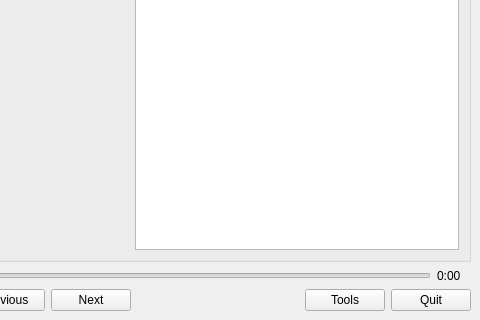
First picture: the form in src/ui/main.ui, repository vanzin/folderme, before the edit; both pictures show x 216 to 696 and y 197 to 517 of the 696 by 517 pixel window.
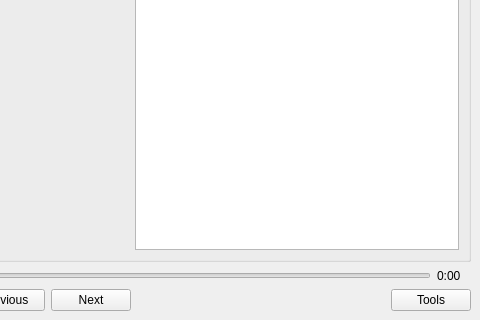
Second picture: the form after the edit.

Commit message:
Hide "quit" in tools menu.
Too tempting otherwise.

Patch:
```diff
--- a/src/ui/main.ui
+++ b/src/ui/main.ui
@@ -214,16 +214,6 @@
         </property>
        </widget>
       </item>
-      <item>
-       <widget class="QPushButton" name="quit">
-        <property name="focusPolicy">
-         <enum>Qt::TabFocus</enum>
-        </property>
-        <property name="text">
-         <string>Quit</string>
-        </property>
-       </widget>
-      </item>
      </layout>
     </item>
    </layout>
```
The commit also changes 1 other file.
